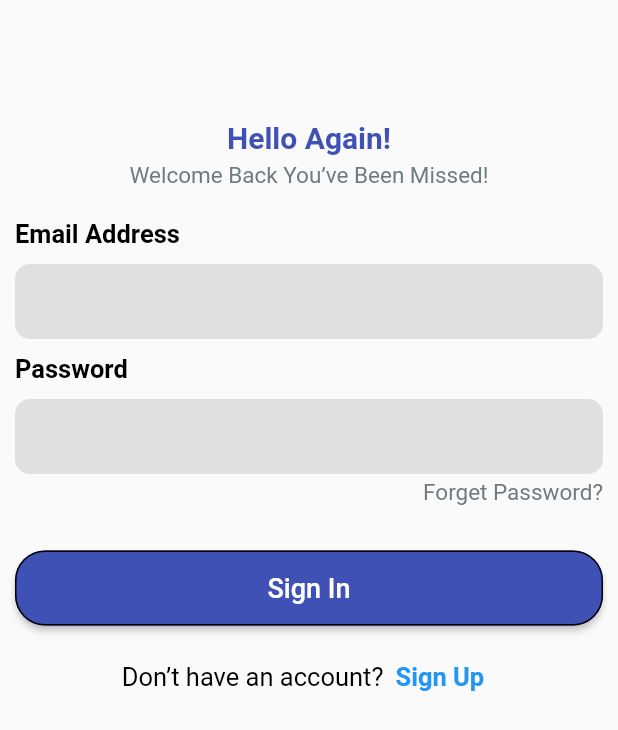
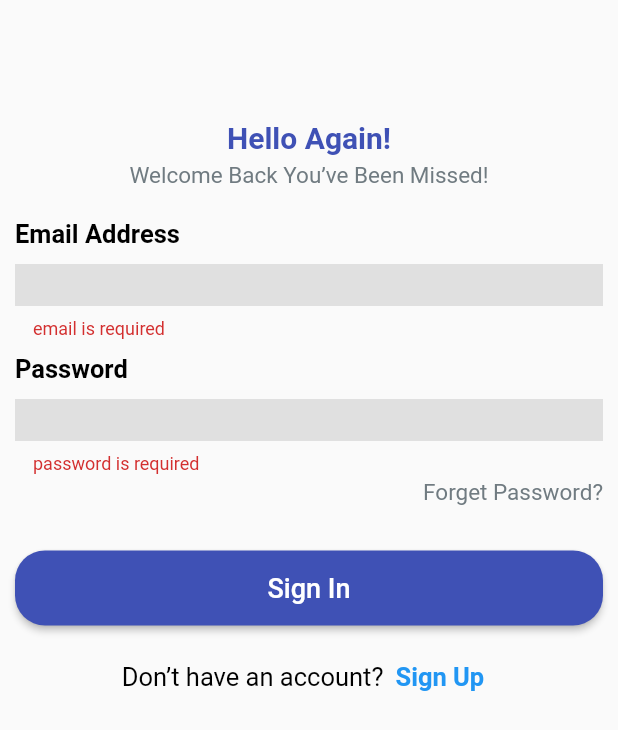
Before and after one commit to rokaia-ahmed/shopify_app, a Flutter app: the screen it shows after launch, after a tap on "Sign In", on a phone screen of 412 x 824 dp. Shown: the top 730 px of the screen. Run offline on Flutter 3.47's test engine with Material 2 defaults, Android fonts, the phone set to English and light mode, and no system bars; our stand-ins replace shared_preferences.

```diff
--- /dev/null
+++ b/lib/core/srevices/preference_service.dart
@@ -0,0 +1,11 @@
+
+import 'package:shared_preferences/shared_preferences.dart';
+
+class PreferenceService{
+  static late SharedPreferences _prefs ;
+ static Future<void> init()async{
+   _prefs = await SharedPreferences.getInstance();
+  }
+
+  static SharedPreferences prefs()=> _prefs ;
+}
--- a/lib/core/widgets/custom_default_button.dart
+++ b/lib/core/widgets/custom_default_button.dart
@@ -16,8 +16,12 @@ class CustomDefaultButton extends StatelessWidget {
       height: 50,
       shape: OutlineInputBorder(
         borderRadius: BorderRadius.circular(20),
+        borderSide: const BorderSide(
+          width: 0,
+          color: Colors.transparent,
+        ),
       ),
-      child:Text('Sign In',
+      child:Text(text,
         style:Theme.of(context).textTheme.labelMedium,
       ) ,
 
--- a/lib/core/widgets/custom_text_form_field.dart
+++ b/lib/core/widgets/custom_text_form_field.dart
@@ -1,34 +1,37 @@
 import 'package:flutter/material.dart';
 
 class CustomTextFormField extends StatelessWidget {
-  const CustomTextFormField({super.key, required this.controller});
+  const CustomTextFormField({super.key,
+    required this.controller,
+    this.onSubmitted, this.validator});
+
   final TextEditingController controller;
+  final Function(String)? onSubmitted;
+  final String? Function(String?)? validator;
   @override
   Widget build(BuildContext context) {
     return SizedBox(
       height: 50,
       child: TextFormField(
         controller:controller ,
+        onFieldSubmitted:onSubmitted ,
+        validator: validator,
         decoration: InputDecoration(
           border: InputBorder.none,
           filled: true,
           fillColor: Colors.grey.shade300,
-          enabledBorder:OutlineInputBorder(
-            borderRadius: BorderRadius.circular(10),
-            borderSide: const BorderSide(
-              width: 0,
-              color: Colors.transparent,
-            ),
-          ) ,
-          focusedBorder:OutlineInputBorder(
-            borderRadius: BorderRadius.circular(10),
-            borderSide: const BorderSide(
-              width: 0,
-              color: Colors.transparent,
-            ),
-          )  ,
+          enabledBorder:border,
+          focusedBorder:border,
         ) ,
       ),
     );
   }
 }
+
+var border = OutlineInputBorder(
+  borderRadius: BorderRadius.circular(10),
+  borderSide: const BorderSide(
+    width: 0,
+    color: Colors.transparent,
+  ),
+) ;
--- a/lib/main.dart
+++ b/lib/main.dart
@@ -1,9 +1,12 @@
 import 'package:flutter/material.dart';
 import 'package:shopify_app/screens/auth/screens/sign_in.dart';
 import 'core/router/router.dart';
+import 'core/srevices/preference_service.dart';
 import 'core/utilites/theme_app.dart';
 
-void main() {
+void main() async{
+  WidgetsFlutterBinding.ensureInitialized();
+  await PreferenceService.init();
   runApp(const MyApp());
 }
 
--- a/lib/screens/auth/screens/sign_in.dart
+++ b/lib/screens/auth/screens/sign_in.dart
@@ -1,5 +1,7 @@
 import 'package:flutter/material.dart';
+import 'package:shopify_app/core/srevices/preference_service.dart';
 import 'package:shopify_app/screens/auth/screens/sign_up.dart';
+import 'package:shopify_app/screens/home/screen/home.dart';
 import '../../../core/router/router.dart';
 import '../../../core/widgets/custom_default_button.dart';
 import '../../../core/widgets/custom_text_form_field.dart';
@@ -8,6 +10,7 @@ class SignInScreen extends StatelessWidget {
    SignInScreen({super.key});
  final emailController = TextEditingController();
  final passwordController = TextEditingController();
+ final formKey = GlobalKey<FormState>();
   @override
   Widget build(BuildContext context) {
     return  Scaffold(
@@ -15,6 +18,8 @@ class SignInScreen extends StatelessWidget {
         child: SingleChildScrollView(
           child: Padding(
             padding: const EdgeInsets.all(10.0),
+            child: Form(
+              key:formKey ,
               child: Column(
                 crossAxisAlignment: CrossAxisAlignment.start,
                 children: [
@@ -46,7 +51,15 @@ class SignInScreen extends StatelessWidget {
                   const SizedBox(
                     height:10,
                   ),
-                CustomTextFormField(controller:emailController ),
+                  CustomTextFormField(
+                      controller:emailController,
+                      validator:(value){
+                        if(value!.isEmpty) {
+                          return 'email is required';
+                        }
+                        return null ;
+                      } ,
+                  ),
                   const SizedBox(
                     height:10,
                   ),
@@ -57,7 +70,14 @@ class SignInScreen extends StatelessWidget {
                   const SizedBox(
                     height:10,
                   ),
-                CustomTextFormField(controller:passwordController ),
+                  CustomTextFormField(controller:passwordController ,
+                    validator:(value){
+                    if(value!.isEmpty) {
+                      return 'password is required';
+                    }
+                    return null ;
+                    } ,
+                  ),
                   const SizedBox(
                     height:3,
                   ),
@@ -74,7 +94,13 @@ class SignInScreen extends StatelessWidget {
                     height:30,
                   ),
                   CustomDefaultButton(text: 'Sign In',
-                onTap:(){} ,
+                  onTap:(){
+                    if(formKey.currentState!.validate()) {
+                      PreferenceService.prefs().
+                      setString('email',emailController.text);
+                      MagicRouter.navigateTo(const HomeScreen());
+                    }
+                  } ,
                   ),
                   const SizedBox(
                     height:10,
@@ -105,6 +131,7 @@ class SignInScreen extends StatelessWidget {
             ),
           ),
         ),
+      ),
     );
   }
 }
--- a/lib/screens/auth/screens/sign_up.dart
+++ b/lib/screens/auth/screens/sign_up.dart
@@ -78,7 +78,7 @@ class SignUpScreen extends StatelessWidget {
               ),
               CustomDefaultButton(
                 onTap:(){} ,
-                text: 'Sign test',
+                text: 'Sign up',
               ),
               const SizedBox(
                 height:10,
--- a/pubspec.yaml
+++ b/pubspec.yaml
@@ -35,6 +35,7 @@ dependencies:
   # The following adds the Cupertino Icons font to your application.
   # Use with the CupertinoIcons class for iOS style icons.
   cupertino_icons: ^1.0.2
+  shared_preferences: ^2.2.2
 
 dev_dependencies:
   flutter_test:
```
Also changed, not shown: lib/screens/home/screen/home.dart (+29 -1 lines), lib/core/srevices/prefrence_service.dart (deleted), pubspec.lock, 1 other file. Lines whose indentation alone changed are shown as unchanged.
